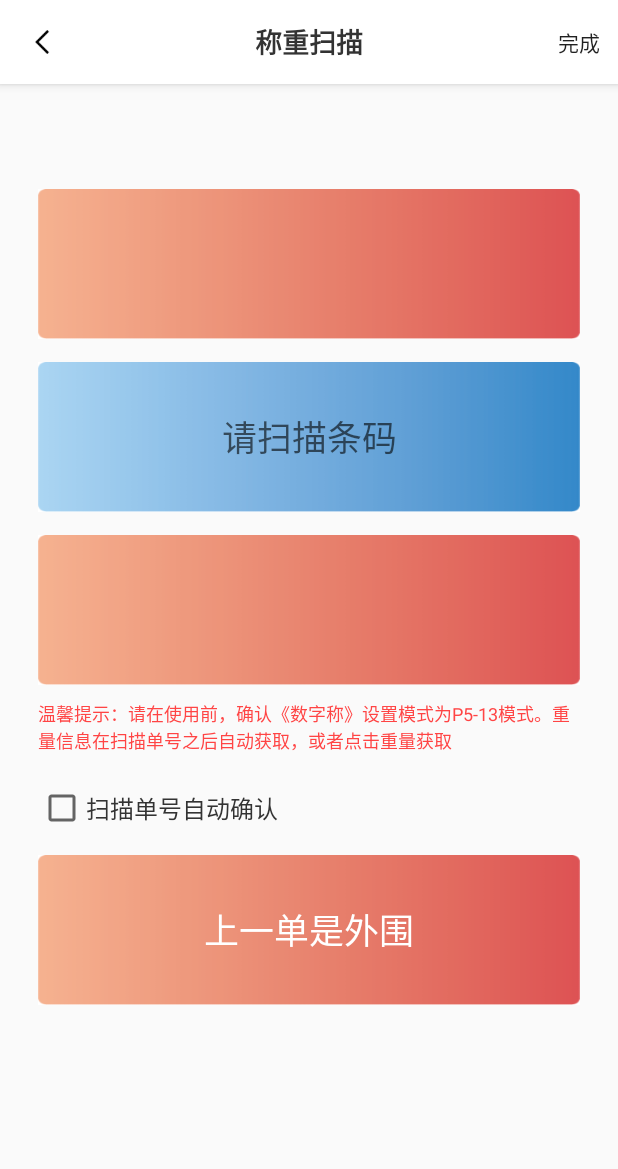
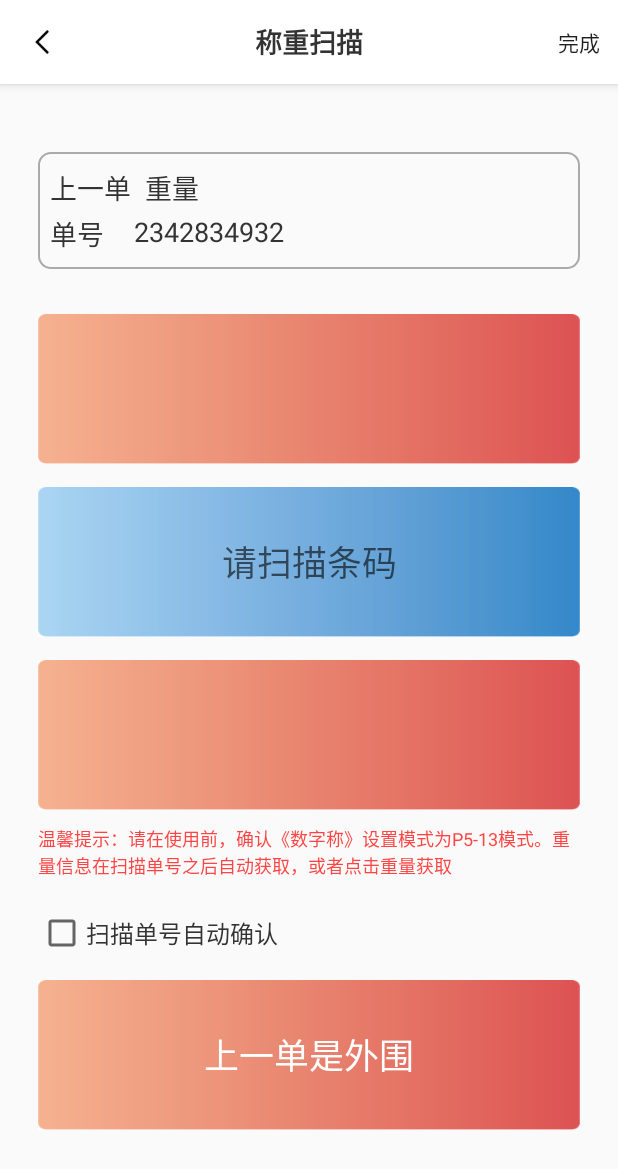
Before and after one commit to chen1311j/bluetooth_weighting, an Android app: the WeighScanCodeActivity screen opened directly, with no data from a screen before it, on a phone screen of 412 x 824 dp. Shown: the top 1169 px of the screen. Run offline under Robolectric (Android 15) with nearby library versions, the phone set to English and light mode, and no system bars; our stand-ins replace RxJava, data binding; libraries missing offline, so code that uses them is left out: com.uber.autodispose; pictures from the network do not load; 4 statements that could not run were skipped.

Commit message:
update UI

```diff
--- /dev/null
+++ b/app/src/main/res/drawable/shape_white_rect.xml
@@ -0,0 +1,12 @@
+<?xml version="1.0" encoding="utf-8"?>
+<shape
+    xmlns:android="http://schemas.android.com/apk/res/android">
+
+    <stroke
+        android:width="1dp"
+        android:color="@android:color/darker_gray"/>
+
+
+    <corners
+        android:radius="8dp"/>
+</shape>
--- a/app/src/main/res/layout/weigh_scan_code_activity.xml
+++ b/app/src/main/res/layout/weigh_scan_code_activity.xml
@@ -54,6 +54,59 @@
                         android:layout_height="@dimen/dimen_20dp"
                         android:visibility="gone" />
                 </LinearLayout>
+
+                <RelativeLayout
+                    android:layout_width="match_parent"
+                    android:layout_height="wrap_content"
+                    android:layout_marginTop="5dp"
+                    android:background="@drawable/shape_white_rect"
+                    android:paddingLeft="8dp"
+                    android:paddingRight="8dp"
+                    android:paddingTop="10dp"
+                    android:paddingBottom="10dp">
+
+                    <TextView
+                        android:id="@+id/tv_pre_weight_tag"
+                        android:layout_width="wrap_content"
+                        android:layout_height="wrap_content"
+                        android:textColor="@color/color_333333"
+                        android:textSize="@dimen/sp_18"
+                        android:text="上一单  重量"/>
+
+                    <TextView
+                        android:id="@+id/tv_pre_weight"
+                        android:layout_width="wrap_content"
+                        android:layout_height="wrap_content"
+                        android:textColor="@color/color_333333"
+                        android:textSize="@dimen/sp_18"
+                        android:text=""
+                        android:layout_toRightOf="@id/tv_pre_weight_tag"
+                        android:layout_marginLeft="20dp"/>
+
+                    <TextView
+                        android:id="@+id/tv_pre_waybill_tag"
+                        android:layout_width="wrap_content"
+                        android:layout_height="wrap_content"
+                        android:layout_below="@id/tv_pre_weight_tag"
+                        android:layout_marginTop="@dimen/dimen_3dp"
+                        android:textColor="@color/color_333333"
+                        android:textSize="@dimen/sp_18"
+                        android:text="单号"/>
+
+                    <TextView
+                        android:id="@+id/tv_pre_waybill"
+                        android:layout_width="wrap_content"
+                        android:layout_height="wrap_content"
+                        android:layout_below="@id/tv_pre_weight_tag"
+                        android:layout_marginTop="@dimen/dimen_3dp"
+                        android:textColor="@color/color_333333"
+                        android:textSize="@dimen/sp_18"
+                        android:text="2342834932"
+                        android:layout_toRightOf="@id/tv_pre_waybill_tag"
+                        android:layout_marginLeft="20dp"/>
+
+
+                </RelativeLayout>
 
                 <TextView
                     android:id="@+id/tv_weight"
```
